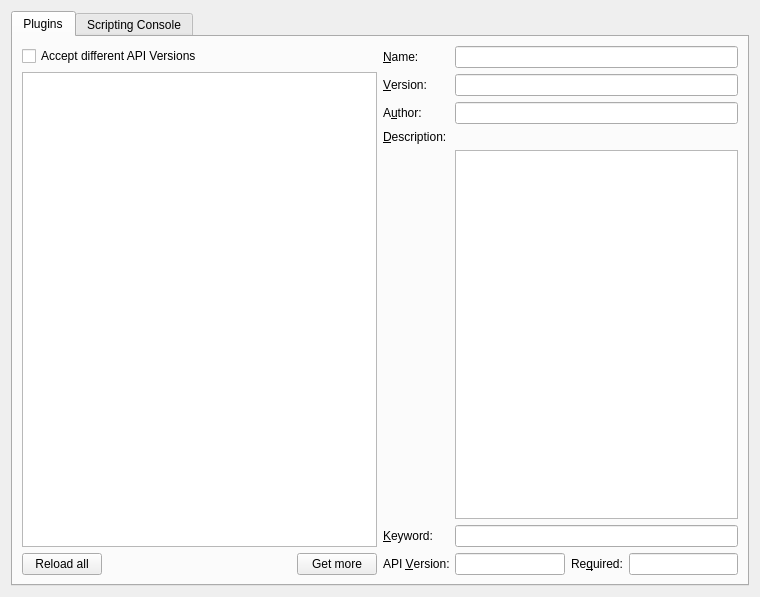
The window that ressources/pyTSon-configdialog.ui (pathmann/pyTSon) describes before a commit, drawn with Qt 5.
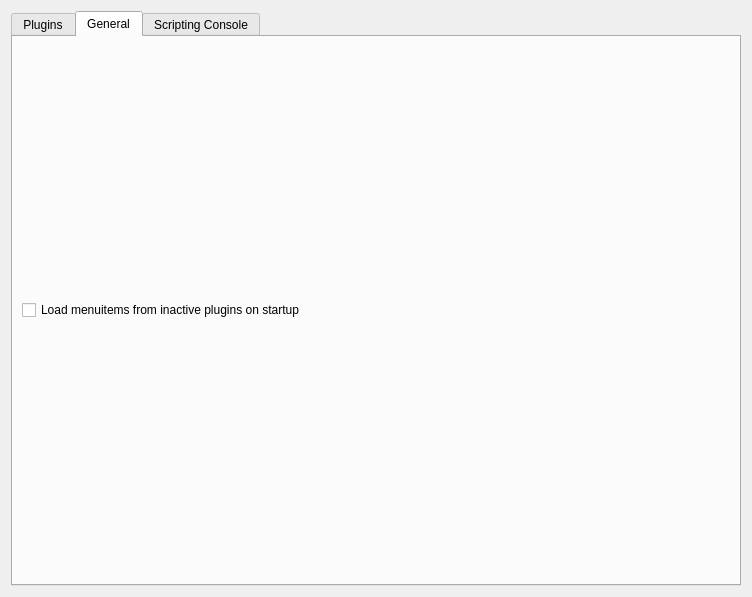
The same window after the commit. The open tabs and pages were chosen to show the change.

Commit message: added ui setting to load inactive menuitems; ugly, but it's there

```diff
--- a/ressources/pyTSon-configdialog.ui
+++ b/ressources/pyTSon-configdialog.ui
@@ -6,7 +6,7 @@
    <rect>
     <x>0</x>
     <y>0</y>
-    <width>760</width>
+    <width>752</width>
     <height>597</height>
    </rect>
   </property>
@@ -219,6 +219,20 @@
        </item>
       </layout>
      </widget>
+     <widget class="QWidget" name="generalTab">
+      <attribute name="title">
+       <string>General</string>
+      </attribute>
+      <layout class="QVBoxLayout" name="verticalLayout_6">
+       <item>
+        <widget class="QCheckBox" name="loadMenusButton">
+         <property name="text">
+          <string>Load menuitems from inactive plugins on startup</string>
+         </property>
+        </widget>
+       </item>
+      </layout>
+     </widget>
      <widget class="QWidget" name="consoleTab">
       <attribute name="title">
        <string>Scripting Console</string>
```
The commit also changes 1 other file.
